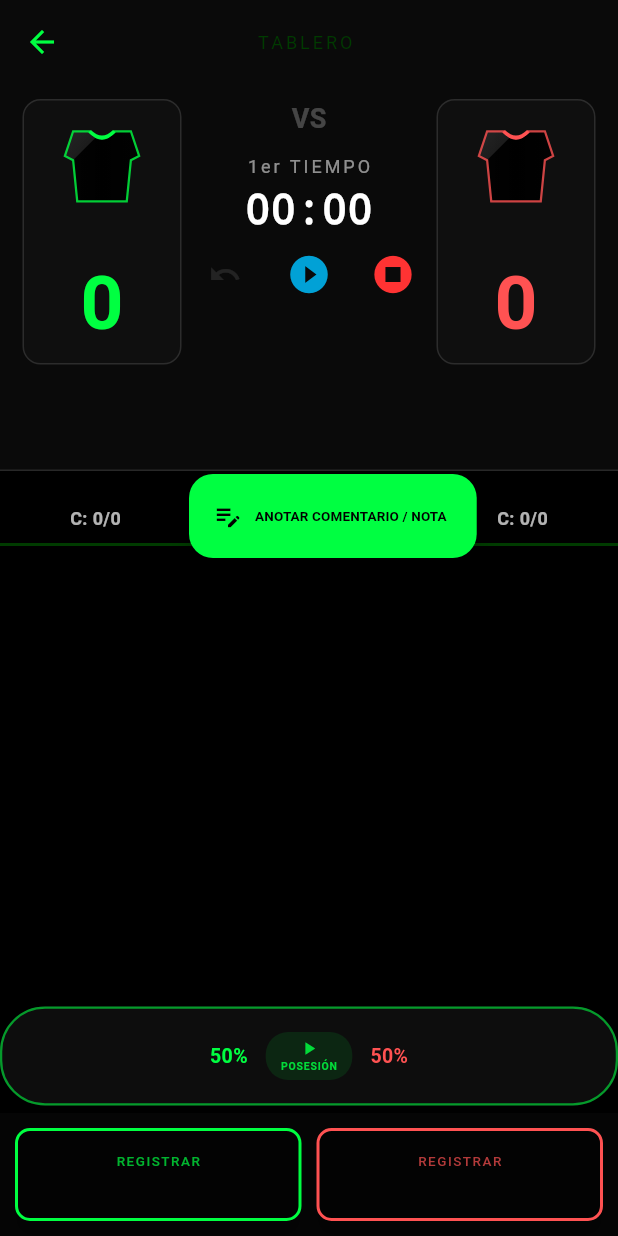
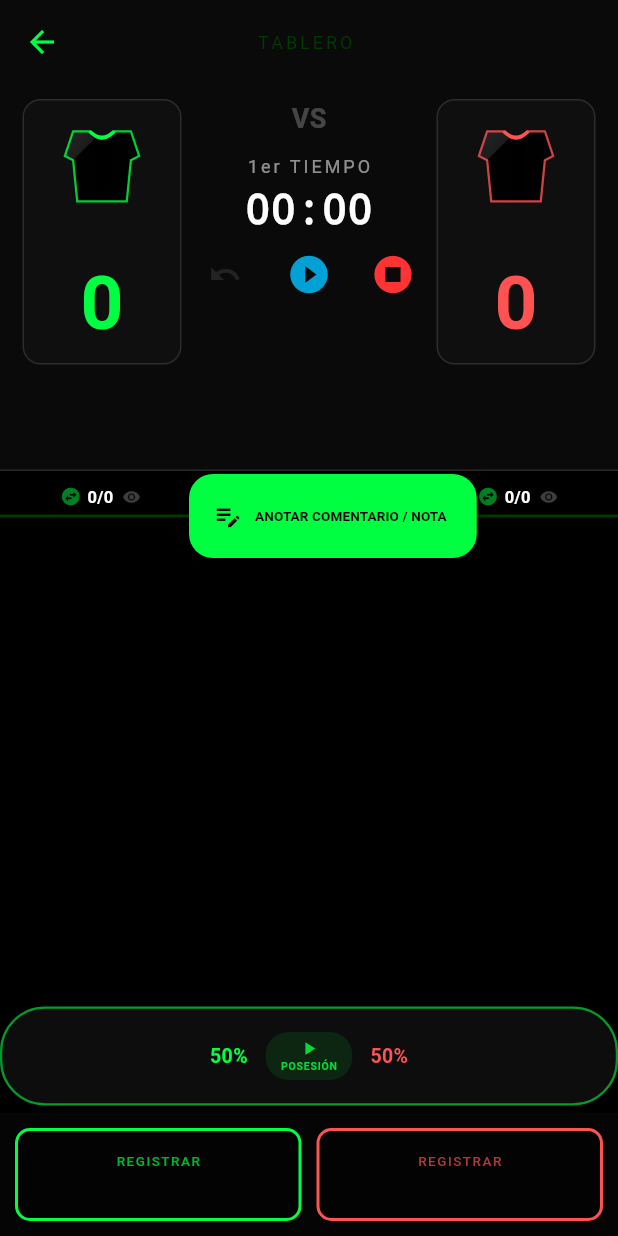
Before and after one commit to martsani72/Sports-Quantum-Stats, a Flutter app: the PantallaTableroControl screen opened directly with empty values, on a phone screen of 412 x 824 dp. Run offline on Flutter 3.47's test engine with Material 3 defaults, Android fonts, the phone set to English and light mode, and no system bars; our stand-ins replace google_mobile_ads, package_info_plus, share_plus, shared_preferences; accounts and stored records are empty; network calls fail.

Commit message:
UI: optimized bench section height and added visual indicator for clickable substitution counts

```diff
--- a/lib/screens/pantalla_tablero_control.dart
+++ b/lib/screens/pantalla_tablero_control.dart
@@ -816,7 +816,7 @@ class _PantallaTableroControlState extends State<PantallaTableroControl> with Si
                   ),
 
                   Container(
-                    margin: const EdgeInsets.only(top: 15), padding: const EdgeInsets.symmetric(vertical: 8),
+                    margin: const EdgeInsets.only(top: 5), padding: const EdgeInsets.symmetric(vertical: 4),
                     decoration: const BoxDecoration(border: Border(bottom: BorderSide(color: kVerdeOscuro, width: 2))),
                     child: Row(
                       mainAxisAlignment: MainAxisAlignment.spaceAround,
@@ -904,6 +904,21 @@ class _PantallaTableroControlState extends State<PantallaTableroControl> with Si
           ),
         ),
       ),
+    );
+  }
+
+  Widget _infoCambios(String equipo) {
+    int hechos = widget.partido.stats[equipo]?['CambiosHechos'] ?? 0;
+    int max = widget.partido.contadores['Cambios'] ?? 0;
+    return Row(
+      mainAxisSize: MainAxisSize.min,
+      children: [
+        Icon(Icons.swap_horizontal_circle, color: kVerdeNeon.withOpacity(0.5), size: 14),
+        const SizedBox(width: 4),
+        Text('$hechos/$max', style: const TextStyle(color: Colors.white, fontSize: 11, fontWeight: FontWeight.bold)),
+        const SizedBox(width: 6),
+        const Icon(Icons.remove_red_eye, color: Colors.white24, size: 12),
+      ],
     );
   }
 
```
